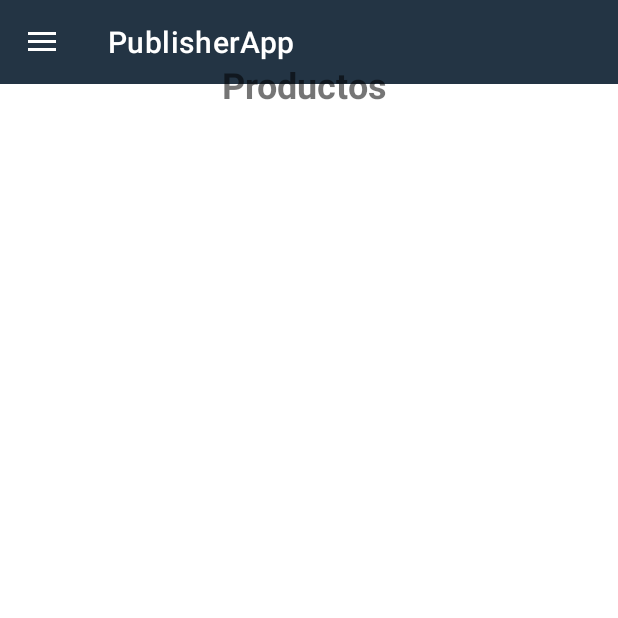
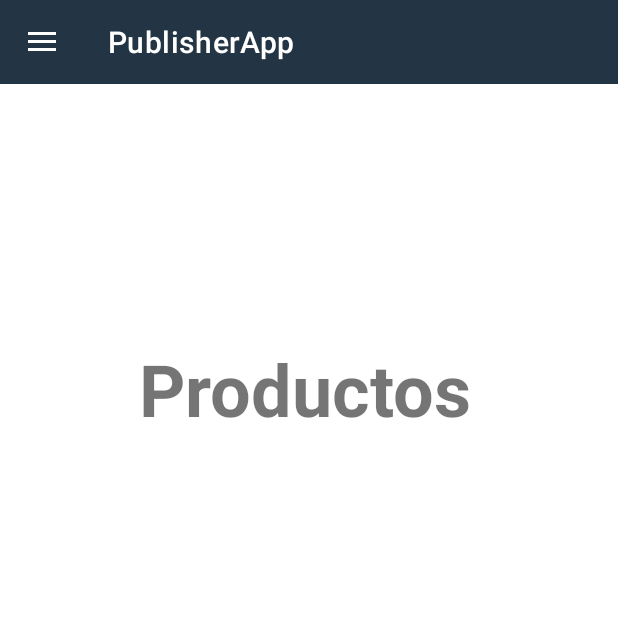
Before and after one commit to TheNipsAreGettingBigger/DAM-Final, an Android app: the fragment ProductosFragment placed in its activity, on a phone screen of 412 x 824 dp, the top half of it. Run offline under Robolectric (Android 15) with nearby library versions, the phone set to English and light mode, and no system bars; our stand-ins replace Firebase (no records; nobody signed in at launch, a user with empty details on screens opened directly).

Commit message:
fragment productos

```diff
--- a/app/src/main/res/layout/fragment_productos.xml
+++ b/app/src/main/res/layout/fragment_productos.xml
@@ -7,22 +7,23 @@
     tools:context=".views.ProductosFragment">
 
     <!-- TODO: Update blank fragment layout -->
+
     <TextView
         android:layout_width="wrap_content"
         android:layout_height="wrap_content"
-        android:layout_marginStart="148dp"
-        android:layout_marginTop="40dp"
+        android:layout_marginStart="92dp"
+        android:layout_marginBottom="12dp"
         android:gravity="center"
         android:text="Productos"
-        android:textSize="24sp"
+        android:textSize="48sp"
         android:textStyle="bold"
-        app:layout_constraintStart_toStartOf="parent"
-        app:layout_constraintTop_toTopOf="parent" />
+        app:layout_constraintBottom_toTopOf="@+id/rv_lista_producto"
+        app:layout_constraintStart_toStartOf="parent" />
 
     <androidx.recyclerview.widget.RecyclerView
         android:id="@+id/rv_lista_producto"
         android:layout_width="0dp"
-        android:layout_height="508dp"
+        android:layout_height="515dp"
         android:layout_marginBottom="5dp"
         app:layout_constraintBottom_toBottomOf="parent"
         app:layout_constraintEnd_toEndOf="parent"
```
